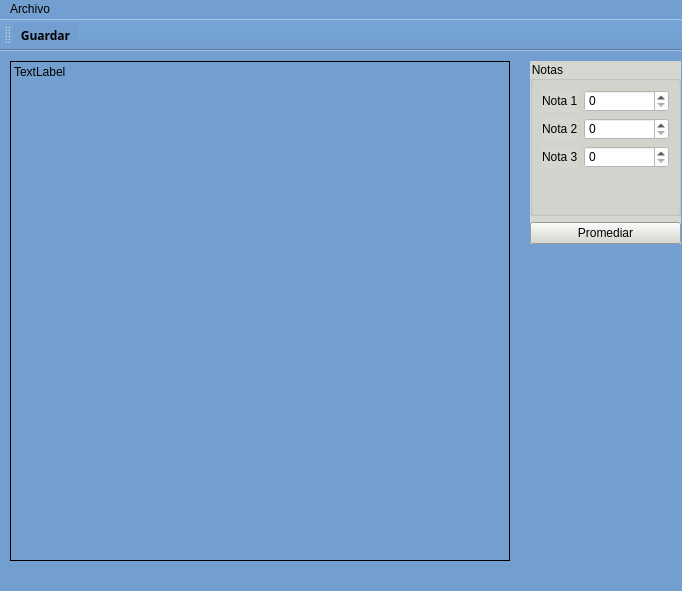
Old version of the form principal.ui in the repository AnahiTupiza/P60-Qt-Graficos-02.
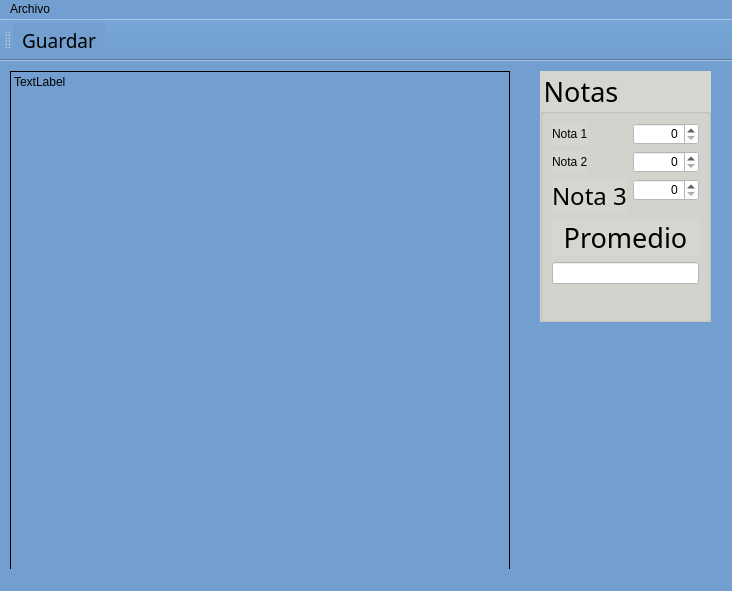
New version of the form. Icons and pictures are not drawn.

Commit message: Agregar promedio

What changed in the file:
```diff
--- a/principal.ui
+++ b/principal.ui
@@ -6,7 +6,7 @@
    <rect>
     <x>0</x>
     <y>0</y>
-    <width>682</width>
+    <width>732</width>
     <height>591</height>
    </rect>
   </property>
@@ -46,10 +46,10 @@
    <widget class="QWidget" name="widget" native="true">
     <property name="geometry">
      <rect>
-      <x>530</x>
+      <x>540</x>
       <y>10</y>
-      <width>151</width>
-      <height>183</height>
+      <width>171</width>
+      <height>251</height>
      </rect>
     </property>
     <property name="styleSheet">
@@ -58,6 +58,14 @@
     <layout class="QVBoxLayout" name="verticalLayout">
      <item>
       <widget class="QGroupBox" name="groupBox">
+       <property name="font">
+        <font>
+         <family>Sweet Talk</family>
+         <pointsize>20</pointsize>
+         <italic>false</italic>
+         <bold>false</bold>
+        </font>
+       </property>
        <property name="styleSheet">
         <string notr="true">font: 75 12pt &quot;Chilanka&quot;;</string>
        </property>
@@ -67,6 +75,9 @@
        <layout class="QFormLayout" name="formLayout">
         <item row="0" column="0">
          <widget class="QLabel" name="label">
+          <property name="styleSheet">
+           <string notr="true">font: 18pt &quot;Sweet Talk&quot;;</string>
+          </property>
           <property name="text">
            <string>Nota 1</string>
           </property>
@@ -80,6 +91,9 @@
           <property name="styleSheet">
            <string notr="true">background-color: rgb(255, 255, 255);</string>
           </property>
+          <property name="alignment">
+           <set>Qt::AlignRight|Qt::AlignTrailing|Qt::AlignVCenter</set>
+          </property>
           <property name="maximum">
            <number>100</number>
           </property>
@@ -87,6 +101,9 @@
         </item>
         <item row="1" column="0">
          <widget class="QLabel" name="label_2">
+          <property name="styleSheet">
+           <string notr="true">font: 18pt &quot;Sweet Talk&quot;;</string>
+          </property>
           <property name="text">
            <string>Nota 2</string>
           </property>
@@ -97,6 +114,9 @@
           <property name="styleSheet">
            <string notr="true">background-color: rgb(255, 255, 255);</string>
           </property>
+          <property name="alignment">
+           <set>Qt::AlignRight|Qt::AlignTrailing|Qt::AlignVCenter</set>
+          </property>
           <property name="maximum">
            <number>100</number>
           </property>
@@ -104,6 +124,17 @@
         </item>
         <item row="2" column="0">
          <widget class="QLabel" name="label_3">
+          <property name="font">
+           <font>
+            <family>Sweet Talk</family>
+            <pointsize>18</pointsize>
+            <italic>false</italic>
+            <bold>false</bold>
+           </font>
+          </property>
+          <property name="styleSheet">
+           <string notr="true">font: 18pt &quot;Sweet Talk&quot;;</string>
+          </property>
           <property name="text">
            <string>Nota 3</string>
           </property>
@@ -114,21 +145,48 @@
           <property name="styleSheet">
            <string notr="true">background-color: rgb(255, 255, 255);</string>
           </property>
+          <property name="alignment">
+           <set>Qt::AlignRight|Qt::AlignTrailing|Qt::AlignVCenter</set>
+          </property>
           <property name="maximum">
            <number>100</number>
           </property>
          </widget>
         </item>
+        <item row="3" column="0" colspan="2">
+         <widget class="QLabel" name="label_4">
+          <property name="font">
+           <font>
+            <family>Sweet Talk</family>
+            <pointsize>20</pointsize>
+            <italic>false</italic>
+            <bold>false</bold>
+           </font>
+          </property>
+          <property name="styleSheet">
+           <string notr="true">font: 20pt &quot;Sweet Talk&quot;;</string>
+          </property>
+          <property name="text">
+           <string>Promedio</string>
+          </property>
+          <property name="alignment">
+           <set>Qt::AlignCenter</set>
+          </property>
+         </widget>
+        </item>
+        <item row="4" column="0" colspan="2">
+         <widget class="QLineEdit" name="inPromedio">
+          <property name="styleSheet">
+           <string notr="true">background-color: rgb(255, 255, 255);</string>
+          </property>
+          <property name="alignment">
+           <set>Qt::AlignRight|Qt::AlignTrailing|Qt::AlignVCenter</set>
+          </property>
+         </widget>
+        </item>
        </layout>
       </widget>
      </item>
-     <item>
-      <widget class="QPushButton" name="bntPromediar">
-       <property name="text">
-        <string>Promediar</string>
-       </property>
-      </widget>
-     </item>
     </layout>
    </widget>
   </widget>
@@ -137,11 +195,17 @@
     <rect>
      <x>0</x>
      <y>0</y>
-     <width>682</width>
+     <width>732</width>
      <height>22</height>
     </rect>
    </property>
    <widget class="QMenu" name="menuArchivo">
+    <property name="font">
+     <font>
+      <family>Sweet Talk</family>
+      <pointsize>14</pointsize>
+     </font>
+    </property>
     <property name="title">
      <string>Archivo</string>
     </property>
@@ -173,9 +237,9 @@
    </property>
    <property name="font">
     <font>
-     <family>Chilanka</family>
-     <weight>75</weight>
-     <bold>true</bold>
+     <family>Sweet Talk</family>
+     <pointsize>14</pointsize>
+     <bold>false</bold>
     </font>
    </property>
    <property name="shortcut">
```
Left out of the diff: 9 changed lines with no effect on the pictures. The commit also changes 2 other files.
